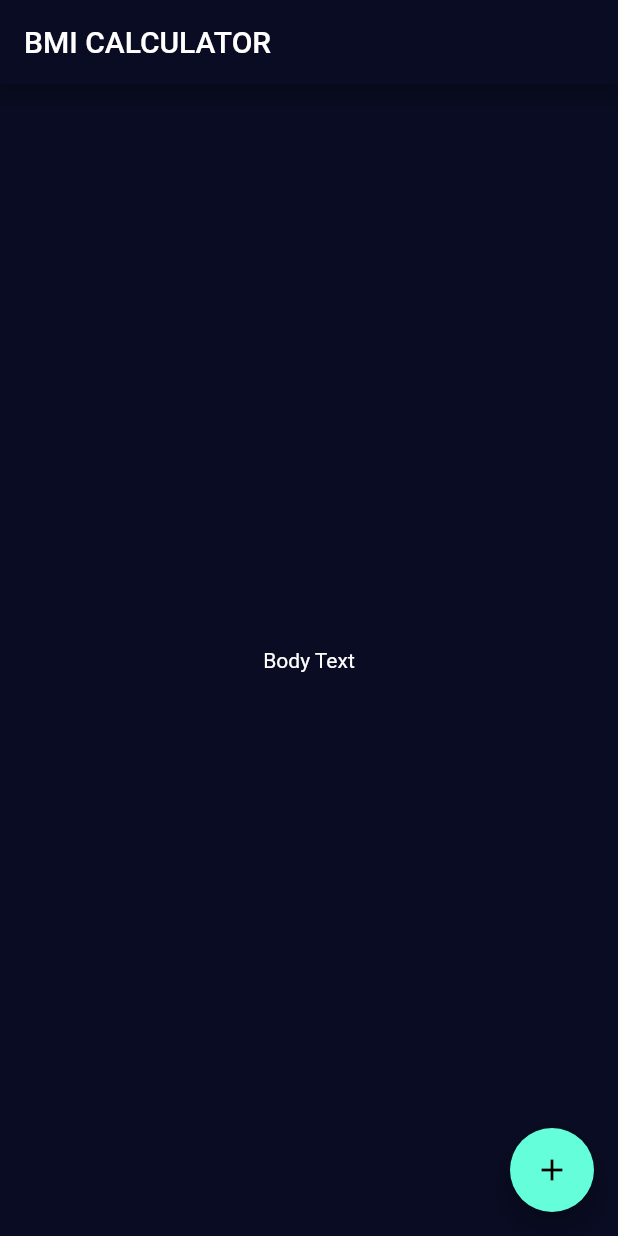
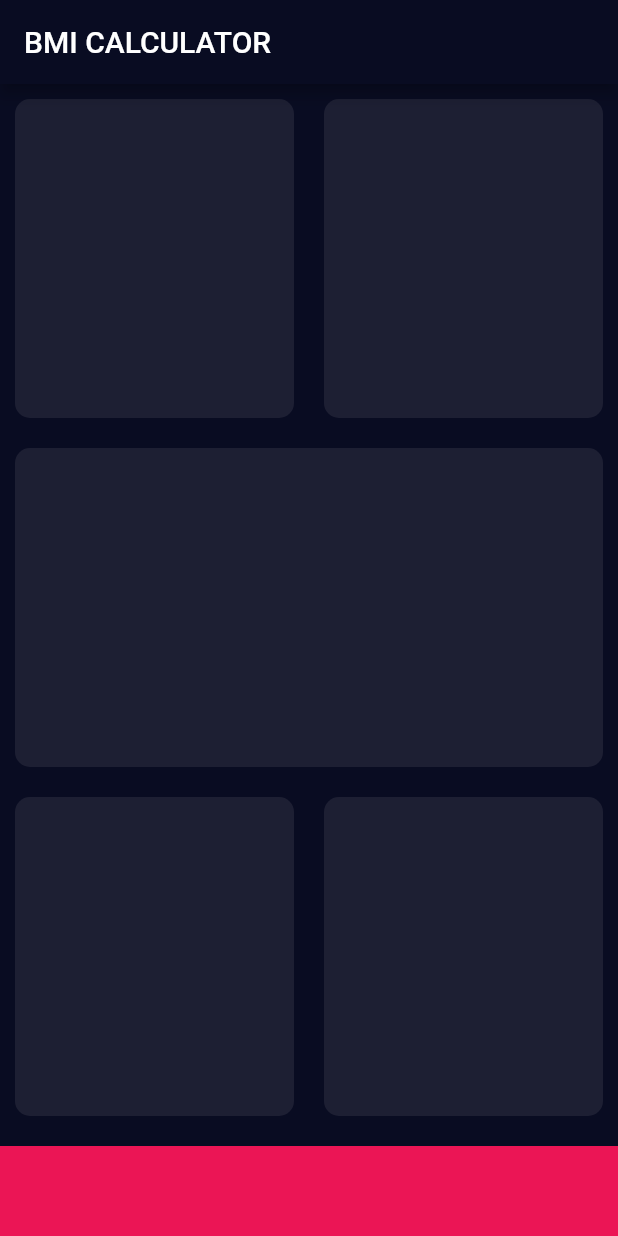
Before and after one commit to divyesh-solanki/bmi-calculator, a Flutter app: the screen it shows after launch, on a phone screen of 412 x 824 dp. Run offline on Flutter 3.47's test engine with Material 2 defaults, Android fonts, the phone set to English and light mode, and no system bars.

Commit message:
created cards, setup theme

```diff
--- a/lib/input_page.dart
+++ b/lib/input_page.dart
@@ -1,5 +1,7 @@
 import 'package:flutter/material.dart';
-
+const bottomContainerHeight = 60.0;
+const bottomContainerColor = Color(0xFFEB1555);
+const activeCardColor = Color(0xFF1D1F33);
 class InputPage extends StatefulWidget {
   @override
   _InputPageState createState() => _InputPageState();
@@ -12,13 +14,58 @@ class _InputPageState extends State<InputPage> {
       appBar: AppBar(
         title: Text('BMI CALCULATOR'),
       ),
-      body: Center(
-        child: Text('Body Text'),
-      ),
-      floatingActionButton: FloatingActionButton(
-        child: Icon(Icons.add),
-        onPressed: () {},
+      body: Column(
+        children: <Widget>[
+          Expanded(
+            child: Row(
+              children: <Widget>[
+                Expanded(
+                  child: ReusableCard(colour: activeCardColor),
+                ),
+                Expanded(
+                  child: ReusableCard(colour: activeCardColor),
+                ),
+              ],
+            ),
+          ),
+          Expanded(
+            child: ReusableCard(colour: activeCardColor),
+          ),
+          Expanded(
+            child: Row(
+              children: <Widget>[
+                Expanded(
+                  child: ReusableCard(colour: activeCardColor),
+                ),
+                Expanded(
+                  child: ReusableCard(colour: activeCardColor),
+                ),
+              ],
+            ),
+          ),
+          Container(
+            height: bottomContainerHeight,
+            width: double.infinity,
+            margin: EdgeInsets.only(top: 10),
+            color: bottomContainerColor,
+          ),
+        ],
       ),
     );
   }
 }
+
+class ReusableCard extends StatelessWidget {
+  final Color colour; // = Color(0xFF1D1F33);
+  ReusableCard({this.colour});
+  @override
+  Widget build(BuildContext context) {
+    return Container(
+      margin: EdgeInsets.all(10.0),
+      decoration: BoxDecoration(
+        color: colour,
+        borderRadius: BorderRadius.circular(10.0),
+      ),
+    );
+  }
+}
```
